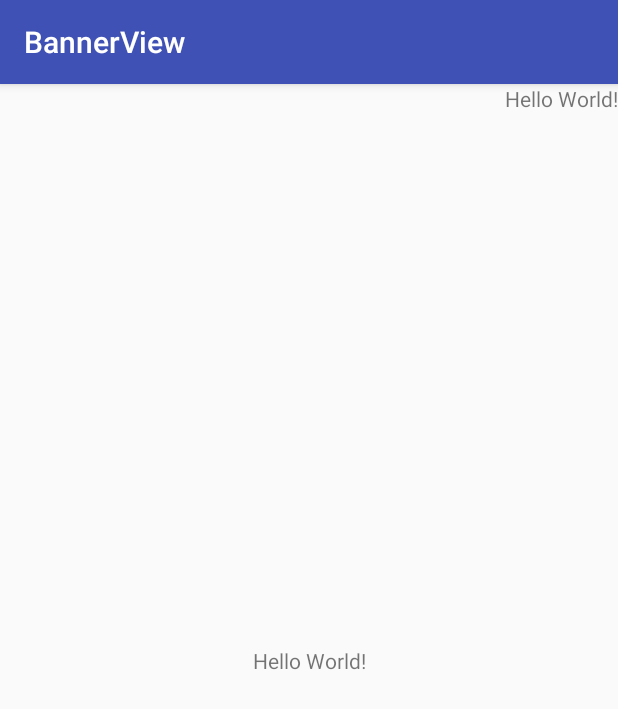
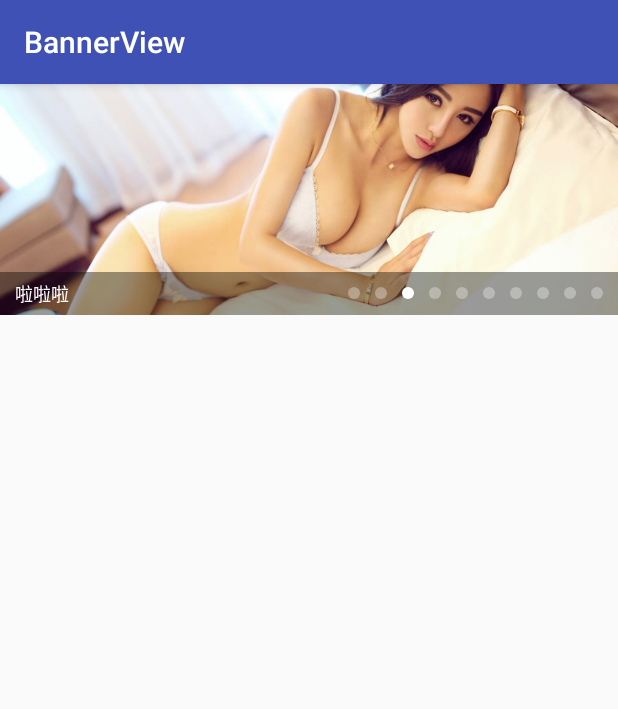
Before and after one commit to zkdream/BannerView, an Android app: the screen it shows after launch (MainActivity), on a phone screen of 412 x 824 dp. Shown: the top 709 px of the screen. Run offline under Robolectric (Android 15) with nearby library versions, the phone set to English and light mode, and no system bars; pictures from the network do not load.

Commit message:
第三次提交，测试实例

```diff
--- a/app/build.gradle
+++ b/app/build.gradle
@@ -25,4 +25,5 @@ dependencies {
     testImplementation 'junit:junit:4.12'
     androidTestImplementation 'com.android.support.test:runner:0.5'
     androidTestImplementation 'com.android.support.test.espresso:espresso-core:2.2.2'
+    implementation 'com.github.bumptech.glide:glide:3.7.0'
 }
--- a/app/src/main/java/com/zk/test/bannerview/MainActivity.java
+++ b/app/src/main/java/com/zk/test/bannerview/MainActivity.java
@@ -2,12 +2,50 @@ package com.zk.test.bannerview;
 
 import android.support.v7.app.AppCompatActivity;
 import android.os.Bundle;
+import android.view.View;
+import android.widget.ImageView;
+import android.widget.Toast;
+
+import com.bumptech.glide.Glide;
 
 public class MainActivity extends AppCompatActivity {
 
+    private BannerView bannerView;
     @Override
     protected void onCreate(Bundle savedInstanceState) {
         super.onCreate(savedInstanceState);
         setContentView(R.layout.activity_main);
+        bannerView=findViewById(R.id.banner_view);
+
+        bannerView.setAdapter(new BannerAdapter() {
+            @Override
+            public View getView(int position, View convertView) {
+                if (convertView == null) {
+                    convertView = new ImageView(MainActivity.this);
+                }
+                ((ImageView) convertView).setScaleType(ImageView.ScaleType.CENTER_CROP);
+
+
+                ((ImageView) convertView).setImageResource(R.drawable.beautiful_grils);
+//                Glide.with(MainActivity.this).load("https://timgsa.baidu.com/timg?image&quality=80&size=b9999_10000&sec=1511876582765&di=dd4b1b48a01bb7e310bd0915757d5e4e&imgtype=0&src=http%3A%2F%2Fmmphoto1.91555.com%2FmmUpload%2Fphotos%2F520538%2F201168172952182.jpg").into((ImageView) convertView);
+                return convertView;
+            }
+
+            @Override
+            public int getCount() {
+                return 10;
+            }
+
+            @Override
+            public String getBannerDesc(int position) {
+                return "啦啦啦";
+            }
+        });
+        bannerView.setOnBannerItemClickListener(new BannerViewPager.BannerItemClickListener() {
+            @Override
+            public void click(int position) {
+                Toast.makeText(MainActivity.this,"你点了第"+position+"个，但都是一样的",Toast.LENGTH_LONG).show();
+            }
+        });
     }
 }
--- a/app/src/main/res/layout/activity_main.xml
+++ b/app/src/main/res/layout/activity_main.xml
@@ -6,19 +6,20 @@
     android:layout_height="match_parent"
     tools:context="com.zk.test.bannerview.MainActivity">
 
-    <TextView
-        android:layout_width="wrap_content"
-        android:layout_height="wrap_content"
-        android:text="Hello World!"
-        app:layout_constraintBottom_toBottomOf="parent"
-        app:layout_constraintLeft_toLeftOf="parent"
-        app:layout_constraintRight_toRightOf="parent"
-        app:layout_constraintTop_toTopOf="parent" />
-    <TextView
-        android:layout_width="wrap_content"
-        android:layout_height="wrap_content"
-        android:text="Hello World!"
-        app:layout_constraintRight_toRightOf="parent"
-        app:layout_constraintTop_toTopOf="parent" />
+    <com.zk.test.bannerview.BannerView
+        xmlns:android="http://schemas.android.com/apk/res/android"
+        xmlns:app="http://schemas.android.com/apk/res-auto"
+        android:id="@+id/banner_view"
+        android:layout_width="match_parent"
+        app:dotSize="8dp"
+        app:dotDistance="10dp"
+        app:dotGravity="right"
+        app:withProportion="8"
+        app:heightProportion="3"
+        app:bottomColor="@color/banner_bottom_bar_bg_day"
+        app:dotIndicatorFocus="@color/dot_select_color"
+        app:dotIndicatorNormal="@color/dot_unselect_color"
+        android:layout_height="130dp"
+        />
 
 </android.support.constraint.ConstraintLayout>
--- a/app/src/main/res/values/colors.xml
+++ b/app/src/main/res/values/colors.xml
@@ -3,4 +3,13 @@
     <color name="colorPrimary">#3F51B5</color>
     <color name="colorPrimaryDark">#303F9F</color>
     <color name="colorAccent">#FF4081</color>
+
+    <color name="banner_bottom_bar_bg_day">#65000000</color>
+    <color name="banner_bottom_bar_bg_night">#6508090a</color>
+    <color name="banner_layout_bg_day">#ffffffff</color>
+    <color name="banner_layout_bg_night">#ff171a1e</color>
+    <color name="banner_tip_day">#ffffffff</color>
+    <color name="banner_tip_night">#ff5c6266</color>
+    <color name="dot_select_color">#ffffffff</color>
+    <color name="dot_unselect_color">#50ffffff</color>
 </resources>
```
Also changed, not shown: app/src/main/res/drawable/beautiful_grils.jpg (added).
